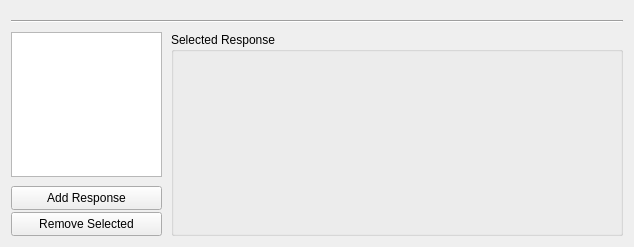
Qt form frcpredict/ui/input/fluorophore/fluorophore_settings_w.ui (Bodeeen/Resolution_prediction_software) before a commit.
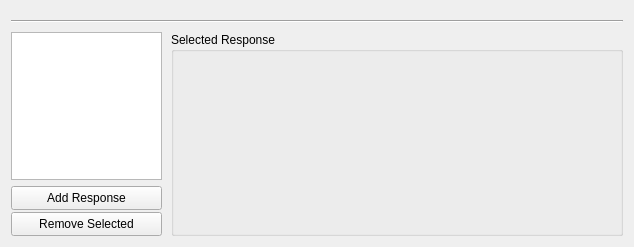
The same form after that commit. Custom widgets are drawn as their Qt base class.

Patch:
```diff
--- a/frcpredict/ui/input/fluorophore/fluorophore_settings_w.ui
+++ b/frcpredict/ui/input/fluorophore/fluorophore_settings_w.ui
@@ -31,6 +31,9 @@
     <layout class="QHBoxLayout" name="horizontalLayout_2" stretch="1,3">
      <item>
       <layout class="QVBoxLayout" name="verticalLayout_4" stretch="1,0">
+       <property name="spacing">
+        <number>6</number>
+       </property>
        <item>
         <widget class="QListWidget" name="listResponses">
          <property name="minimumSize">
```
